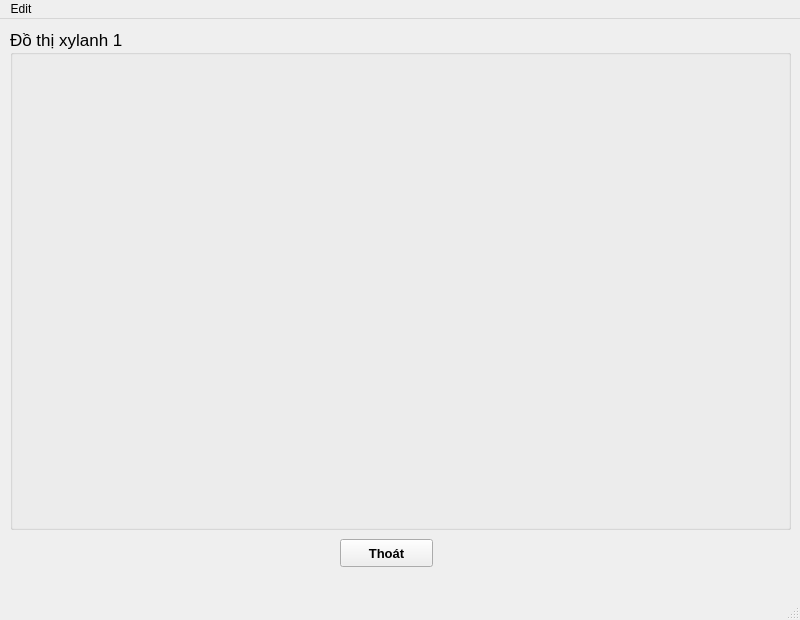
This is GUI/GUIgraph_xylanh1.ui in Vuchauduytung/LuanVan as Qt 5 draws it before an edit. The edited form follows.
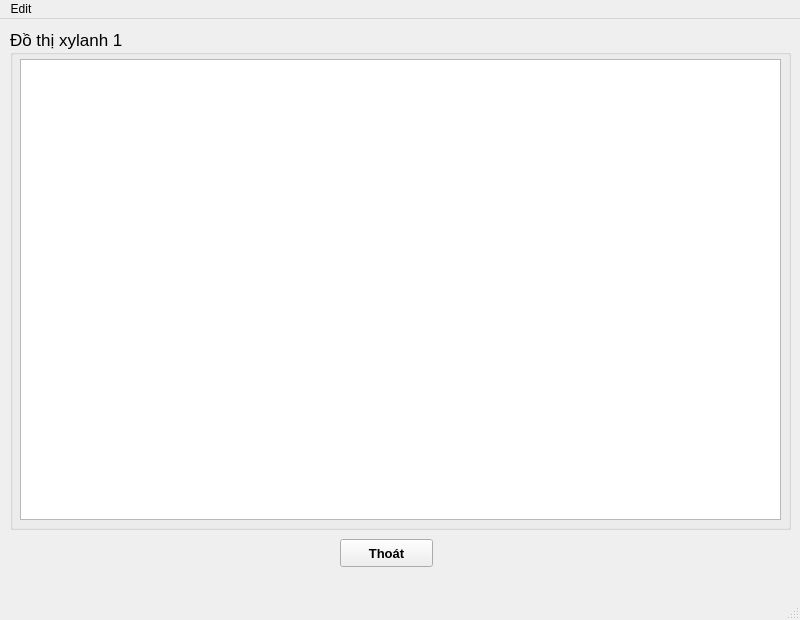
This is the edited form.

What changed in the file:
```diff
--- a/GUI/GUIgraph_xylanh1.ui
+++ b/GUI/GUIgraph_xylanh1.ui
@@ -31,6 +31,16 @@
     <property name="title">
      <string>Đồ thị xylanh 1</string>
     </property>
+    <widget class="QGraphicsView" name="GV_graph">
+     <property name="geometry">
+      <rect>
+       <x>10</x>
+       <y>30</y>
+       <width>761</width>
+       <height>461</height>
+      </rect>
+     </property>
+    </widget>
    </widget>
    <widget class="QPushButton" name="pushButton">
     <property name="geometry">
```
Left out of the diff: 4 changed lines with no effect on the pictures.
